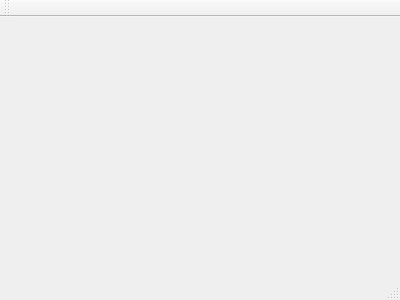
Before: the Qt Designer form mainwindow.ui in sss0921/CameraTypeLoad, drawn with Qt 5.
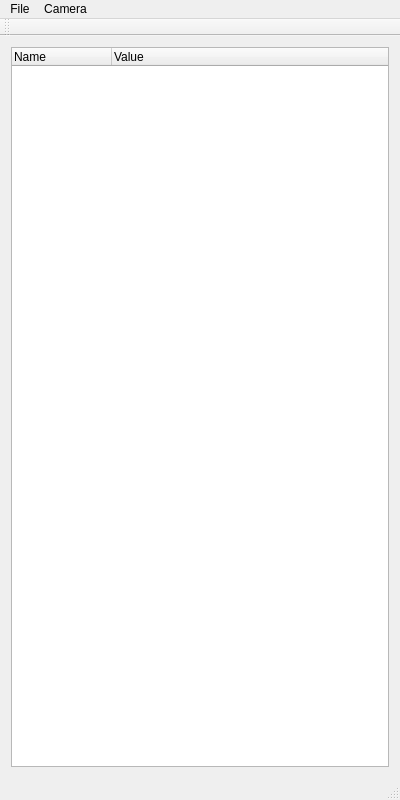
After: the same form once the commit is applied.

```diff
--- a/mainwindow.ui
+++ b/mainwindow.ui
@@ -1,24 +1,92 @@
 <ui version="4.0">
  <class>MainWindow</class>
- <widget class="QMainWindow" name="MainWindow" >
-  <property name="geometry" >
+ <widget class="QMainWindow" name="MainWindow">
+  <property name="geometry">
    <rect>
     <x>0</x>
     <y>0</y>
     <width>400</width>
-    <height>300</height>
+    <height>800</height>
    </rect>
   </property>
   <property name="windowTitle" >
    <string>MainWindow</string>
   </property>
-  <widget class="QMenuBar" name="menuBar" />
-  <widget class="QToolBar" name="mainToolBar" />
-  <widget class="QWidget" name="centralWidget" />
-  <widget class="QStatusBar" name="statusBar" />
+  <widget class="QWidget" name="centralWidget">
+   <layout class="QGridLayout" name="gridLayout">
+    <item row="0" column="0">
+     <widget class="QTreeWidget" name="treeWidget">
+      <column>
+       <property name="text">
+        <string>Name</string>
+       </property>
+      </column>
+      <column>
+       <property name="text">
+        <string>Value</string>
+       </property>
+      </column>
+     </widget>
+    </item>
+   </layout>
+  </widget>
+  <widget class="QMenuBar" name="menuBar">
+   <property name="geometry">
+    <rect>
+     <x>0</x>
+     <y>0</y>
+     <width>400</width>
+     <height>22</height>
+    </rect>
+   </property>
+   <widget class="QMenu" name="menuFile">
+    <property name="title">
+     <string>File</string>
+    </property>
+    <addaction name="actionOpen"/>
+    <addaction name="actionSave"/>
+    <addaction name="actionSaveAs"/>
+   </widget>
+   <widget class="QMenu" name="menuCamera">
+    <property name="title">
+     <string>Camera</string>
+    </property>
+    <addaction name="actionCameraLoad"/>
+   </widget>
+   <addaction name="menuFile"/>
+   <addaction name="menuCamera"/>
+  </widget>
+  <widget class="QToolBar" name="mainToolBar">
+   <attribute name="toolBarArea">
+    <enum>TopToolBarArea</enum>
+   </attribute>
+   <attribute name="toolBarBreak">
+    <bool>false</bool>
+   </attribute>
+  </widget>
+  <widget class="QStatusBar" name="statusBar"/>
+  <action name="actionOpen">
+   <property name="text">
+    <string>Open</string>
+   </property>
+  </action>
+  <action name="actionSave">
+   <property name="text">
+    <string>Save</string>
+   </property>
+  </action>
+  <action name="actionSaveAs">
+   <property name="text">
+    <string>Save As</string>
+   </property>
+  </action>
+  <action name="actionCameraLoad">
+   <property name="text">
+    <string>CameraLoad</string>
+   </property>
+  </action>
  </widget>
- <layoutDefault spacing="6" margin="11" />
- <pixmapfunction></pixmapfunction>
+ <layoutdefault spacing="6" margin="11"/>
  <resources/>
  <connections/>
 </ui>
```
Left out of the diff: 3 changed lines with no effect on the pictures.
